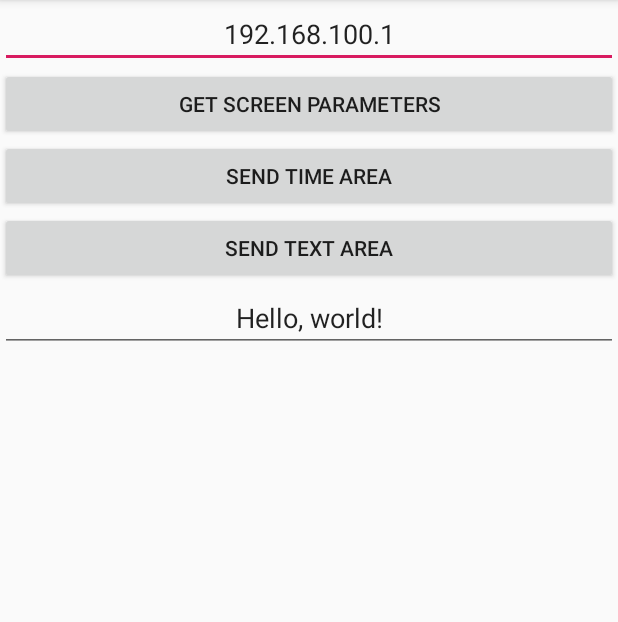
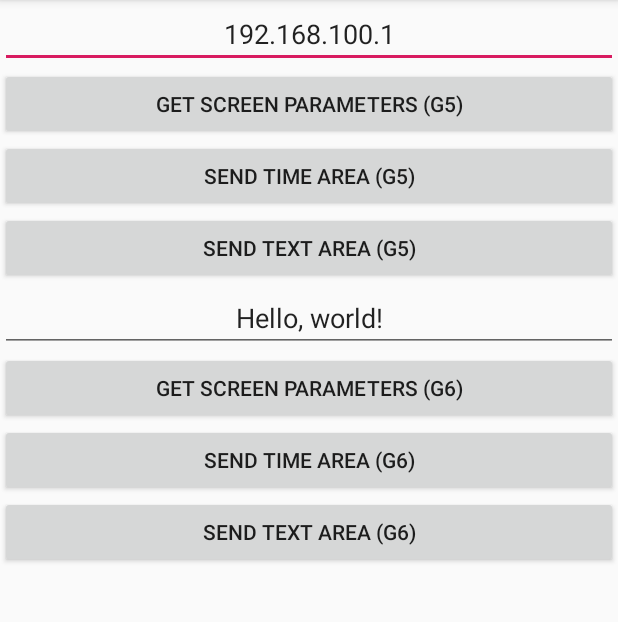
Before and after one commit to onbonlab/bx.dual.android, an Android app: the screen it shows after launch (MainActivity), on a phone screen of 412 x 824 dp, the part 84-706 px from its top. Run offline under Robolectric (Android 15) with nearby library versions, the phone set to English and light mode, and no system bars; libraries missing offline, so code that uses them is left out: j2a.awt; 5 statements that could not run were skipped.

Commit message:
添加 6 代卡的测试代码

```diff
--- a/app/src/main/res/layout/activity_main.xml
+++ b/app/src/main/res/layout/activity_main.xml
@@ -17,20 +17,20 @@
 
     <Button
         android:id="@+id/btn_get_para"
-        android:text="Get screen parameters"
+        android:text="Get screen parameters (G5)"
         android:layout_width="match_parent"
         android:layout_height="wrap_content"/>
 
 
     <Button
         android:id="@+id/btn_send_time"
-        android:text="Send Time Area"
+        android:text="Send Time Area (G5)"
         android:layout_width="match_parent"
         android:layout_height="wrap_content"/>
 
     <Button
         android:id="@+id/btn_send_text"
-        android:text="Send Text Area"
+        android:text="Send Text Area (G5)"
         android:layout_width="match_parent"
         android:layout_height="wrap_content"/>
 
@@ -42,4 +42,23 @@
         android:layout_width="match_parent"
         android:layout_height="wrap_content"/>
 
+    <Button
+        android:id="@+id/btn_get_para_g6"
+        android:text="Get screen parameters (G6)"
+        android:layout_width="match_parent"
+        android:layout_height="wrap_content"/>
+
+
+    <Button
+        android:id="@+id/btn_send_time_g6"
+        android:text="Send Time Area (G6)"
+        android:layout_width="match_parent"
+        android:layout_height="wrap_content"/>
+
+    <Button
+        android:id="@+id/btn_send_text_g6"
+        android:text="Send Text Area (G6)"
+        android:layout_width="match_parent"
+        android:layout_height="wrap_content"/>
+
 </LinearLayout>
```
Also changed, not shown: app/src/main/java/com/onbonbx/demo/BxG5Helper.java (added, +150 -0 lines), app/src/main/java/com/onbonbx/demo/BxG6Helper.java (added, +161 -0 lines), app/src/main/java/com/onbonbx/demo/MainActivity.java (+49 -120 lines).
